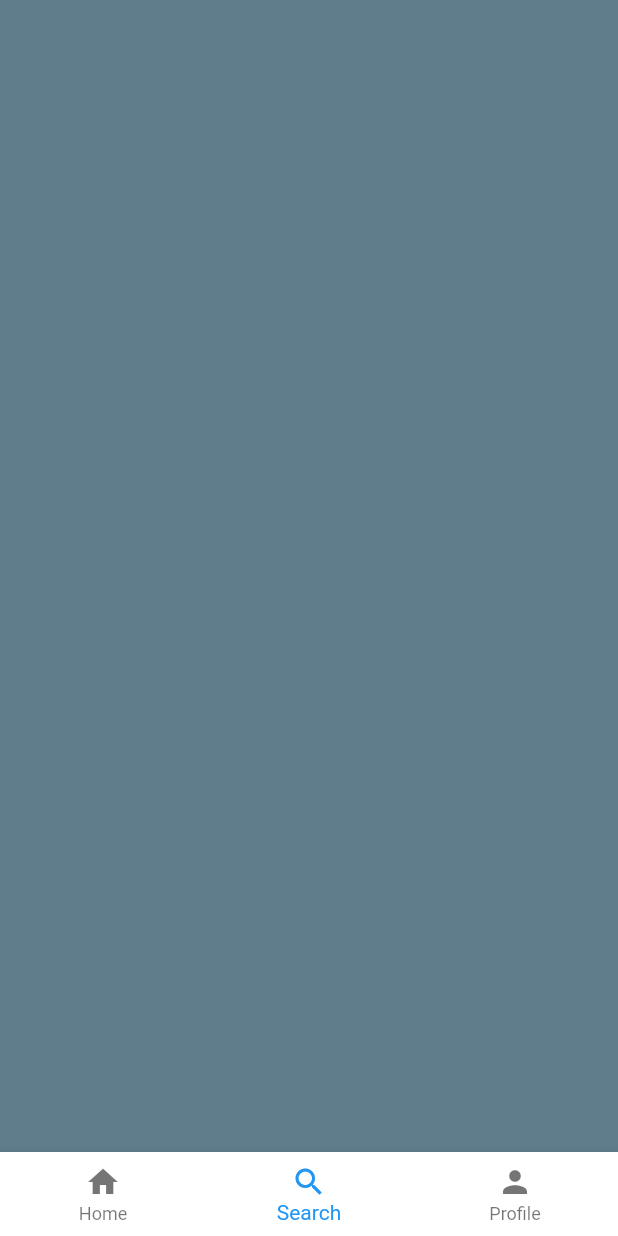
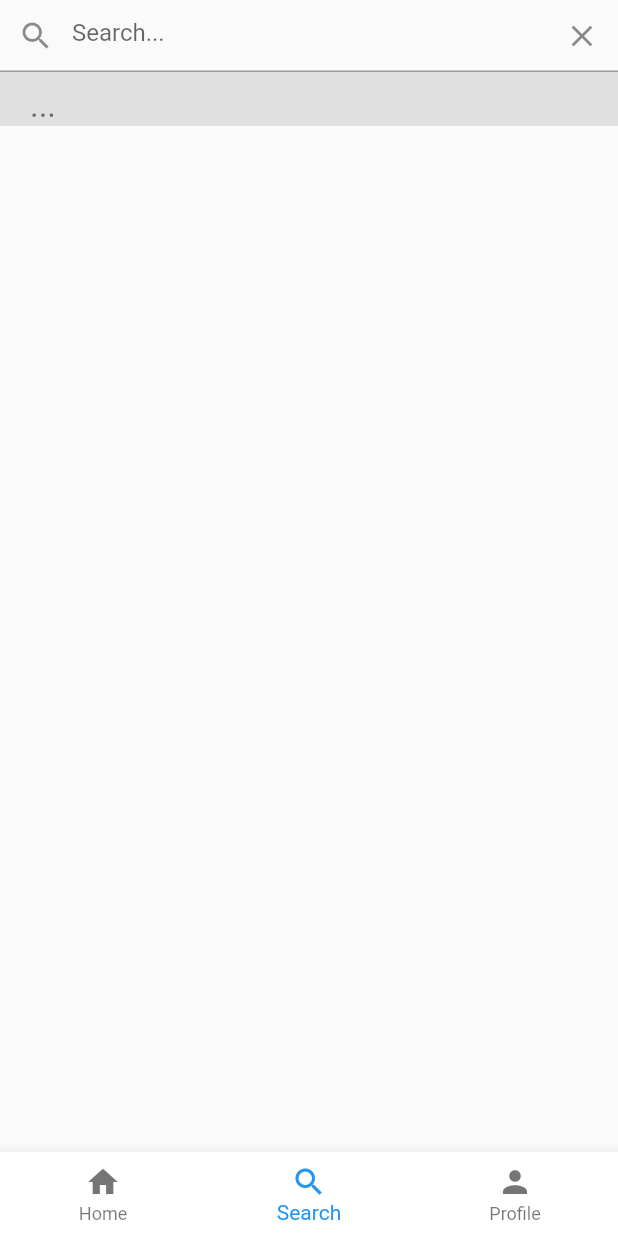
Before and after one commit to pipeprieto/f_uiproject, a Flutter app: the screen it shows after launch, item 2 of the bottom bar chosen, on a phone screen of 412 x 824 dp. Run offline on Flutter 3.47's test engine with Material 2 defaults, Android fonts, the phone set to English and light mode, and no system bars.

Commit message:
Add: Search bar textfield

```diff
--- a/lib/ui/views/search.dart
+++ b/lib/ui/views/search.dart
@@ -1,10 +1,10 @@
 import 'package:flutter/material.dart';
+import 'package:myapp/ui/widgets/search_bar.dart';
 
-class Search extends StatelessWidget{
+class Search extends StatelessWidget {
   @override
   Widget build(BuildContext context) {
     // TODO: implement build
-    return Container(color: Colors.blueGrey,);
+    return Scaffold(body: SearchBar());
   }
-
 }
--- /dev/null
+++ b/lib/ui/widgets/search_bar.dart
@@ -0,0 +1,59 @@
+import 'package:flutter/material.dart';
+
+class SearchBar extends StatefulWidget {
+  @override
+  State<StatefulWidget> createState() {
+    // TODO: implement createState
+    return _SearchBar();
+  }
+}
+
+class _SearchBar extends State<SearchBar> {
+  String text = "";
+
+  void changeText(String texto) {
+    setState(() {
+      text = texto;
+    });
+  }
+
+  void clearText() {
+    setState(() {
+      text = "";
+    });
+  }
+
+  @override
+  Widget build(BuildContext context) {
+    // TODO: implement build
+    return Column(
+      children: [
+        Container(
+          child: TextField(
+            decoration: InputDecoration(
+              prefixIcon: Icon(Icons.search),
+              suffixIcon: IconButton(
+                  onPressed: this.clearText, icon: Icon(Icons.clear)),
+              hintText: "Search...",
+            ),
+            onChanged: (String value) {
+              this.changeText(value);
+            },
+          ),
+        ),
+        Container(
+          child: Row(
+            children: [
+              Text(
+                "${this.text}...",
+                style: TextStyle(color: Colors.black54, fontSize: 22.0),
+              )
+            ],
+          ),
+          padding: EdgeInsets.only(top: 10.0, left: 20.0),
+          decoration: BoxDecoration(color: Colors.grey.shade300),
+        )
+      ],
+    );
+  }
+}
```
